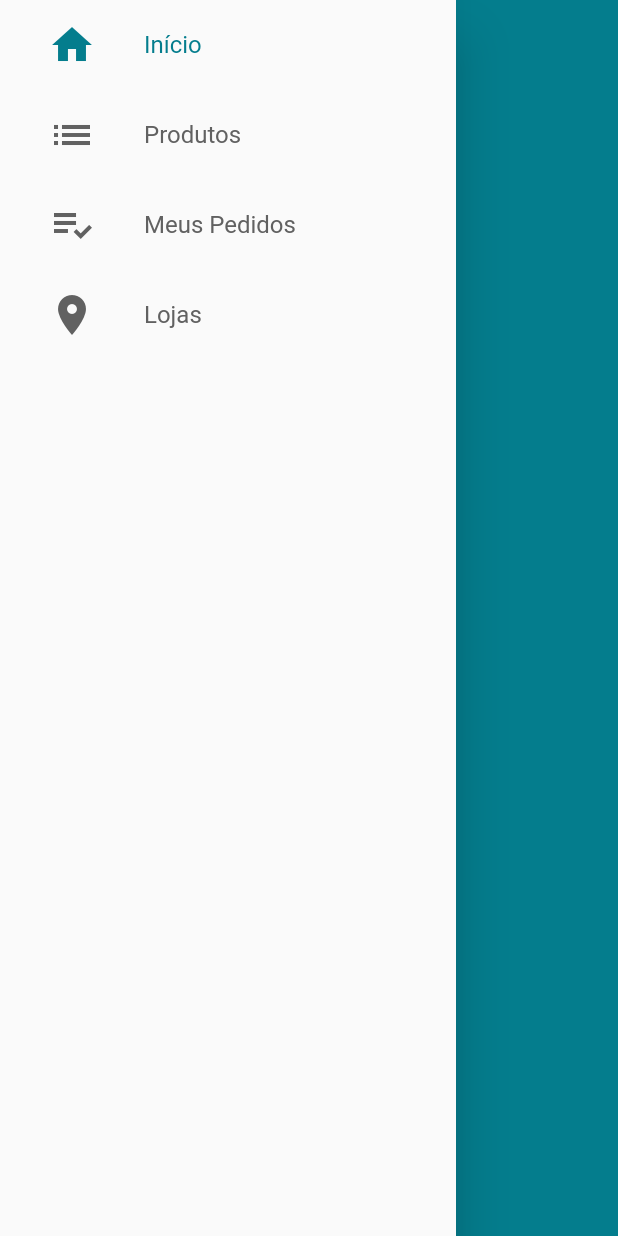
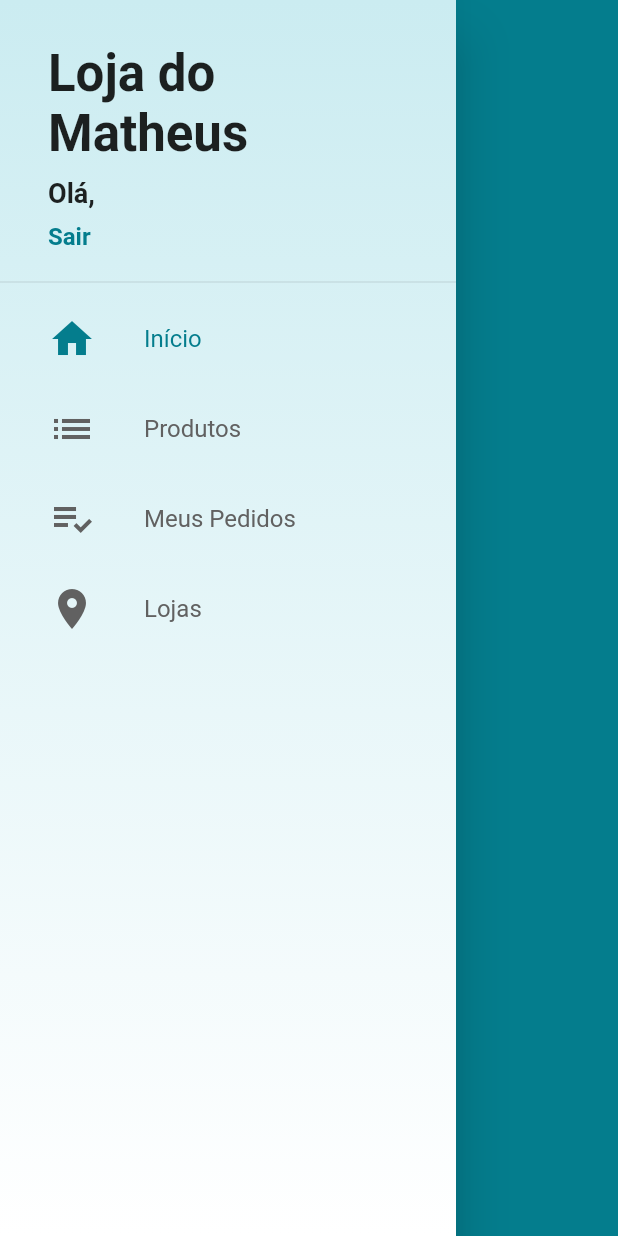
Before and after one commit to matheusmhmelo/flutter-ecommerce, a Flutter app: the CustomDrawer widget shown alone on an empty page, opened directly, on a phone screen of 412 x 824 dp. Run offline on Flutter 3.47's test engine with Material 2 defaults, Android fonts, the phone set to English and light mode, and no system bars; our stand-ins replace carousel_pro, cloud_firestore, firebase_auth; accounts and stored records are empty.

```diff
--- a/lib/common/custom_drawer/custom_drawer.dart
+++ b/lib/common/custom_drawer/custom_drawer.dart
@@ -1,12 +1,29 @@
 import 'package:flutter/material.dart';
+import 'package:loja_virtual/common/custom_drawer/custom_drawer_header.dart';
 import 'package:loja_virtual/common/custom_drawer/drawer_tile.dart';
 
 class CustomDrawer extends StatelessWidget {
   @override
   Widget build(BuildContext context) {
     return Drawer(
-      child: ListView(
+      child: Stack(
         children: <Widget>[
+          Container(
+            decoration: const BoxDecoration(
+              gradient: LinearGradient(
+                colors: [
+                  Color.fromARGB(255, 203, 236, 241),
+                  Colors.white,
+                ],
+                begin: Alignment.topCenter,
+                end: Alignment.bottomCenter
+              )
+            ),
+          ),
+          ListView(
+            children: <Widget>[
+              CustomDrawerHeader(),
+              const Divider(),
               DrawerTile(iconData: Icons.home,
                 title: 'Início', page: 0,),
               DrawerTile(iconData: Icons.list,
@@ -17,6 +34,8 @@ class CustomDrawer extends StatelessWidget {
                   title: 'Lojas', page: 3),
             ],
           ),
+        ],
+      ),
     );
   }
 }
--- /dev/null
+++ b/lib/common/custom_drawer/custom_drawer_header.dart
@@ -0,0 +1,58 @@
+import 'package:flutter/material.dart';
+import 'package:loja_virtual/models/user_manager.dart';
+import 'package:provider/provider.dart';
+
+class CustomDrawerHeader extends StatelessWidget {
+  @override
+  Widget build(BuildContext context) {
+    return Container(
+      padding: const EdgeInsets.fromLTRB(32, 24, 16, 8),
+      height: 180,
+      child: Consumer<UserManager>(
+        builder: (_, userManager, __){
+          return Column(
+            crossAxisAlignment: CrossAxisAlignment.start,
+            mainAxisAlignment: MainAxisAlignment.spaceAround,
+            children: <Widget>[
+              const Text(
+                "Loja do\nMatheus",
+                style: TextStyle(
+                    fontSize: 34,
+                    fontWeight: FontWeight.bold
+                ),
+              ),
+              Text(
+                "Olá, ${userManager.user?.name ?? ""}",
+                overflow: TextOverflow.ellipsis,
+                maxLines: 2,
+                style: const TextStyle(
+                  fontSize: 18,
+                  fontWeight: FontWeight.bold
+                ),
+              ),
+              GestureDetector(
+                onTap: (){
+                  if(userManager.isLogedIn){
+                    userManager.signOut();
+                  } else {
+                    Navigator.of(context).pushNamed("/login");
+                  }
+                },
+                child: Text(
+                  userManager.isLogedIn
+                      ? "Sair"
+                      : "Entre ou Cadastre-se",
+                  style: TextStyle(
+                    color: Theme.of(context).primaryColor,
+                    fontSize: 16,
+                    fontWeight: FontWeight.bold
+                  ),
+                ),
+              )
+            ],
+          );
+        },
+      )
+    );
+  }
+}
--- /dev/null
+++ b/lib/models/product.dart
@@ -0,0 +1,18 @@
+import 'package:cloud_firestore/cloud_firestore.dart';
+
+class Product {
+
+  Product.fromDocument(DocumentSnapshot document){
+    id = document.documentID;
+    name = document["name"] as String;
+    description = document["description"] as String;
+
+    images = List<String>.from(document.data["images"] as List<dynamic>);
+  }
+
+  String id;
+  String name;
+  String description;
+  List<String> images;
+
+}
--- a/lib/models/user.dart
+++ b/lib/models/user.dart
@@ -1,8 +1,34 @@
+import 'package:cloud_firestore/cloud_firestore.dart';
+
 class User {
 
-  User({this.email, this.password});
+  User({this.email, this.password, this.name, this.id});
 
+  User.fromDocument(DocumentSnapshot document){
+    id = document.documentID;
+    name = document.data["name"] as String;
+    email = document.data["email"] as String;
+  }
+
+  String id;
   String email;
+  String name;
   String password;
 
+  String confirmPassword;
+
+  DocumentReference get firestoreRef =>
+    Firestore.instance.document('users/$id');
+
+  Future<void> saveData() async{
+    await firestoreRef.setData(toMap());
+  }
+
+  Map<String, dynamic> toMap(){
+    return {
+      "name": name,
+      "email": email,
+    };
+  }
+
 }
--- a/lib/screens/base/base_screen.dart
+++ b/lib/screens/base/base_screen.dart
@@ -2,6 +2,7 @@ import 'package:flutter/material.dart';
 import 'package:loja_virtual/common/custom_drawer/custom_drawer.dart';
 import 'package:loja_virtual/models/page_manager.dart';
 import 'package:loja_virtual/screens/login/login_screen.dart';
+import 'package:loja_virtual/screens/products/products_screen.dart';
 import 'package:provider/provider.dart';
 
 class BaseScreen extends StatelessWidget {
@@ -16,13 +17,13 @@ class BaseScreen extends StatelessWidget {
         controller: pageController,
         physics: const NeverScrollableScrollPhysics(),
         children: <Widget>[
-          LoginScreen(),
           Scaffold(
             drawer: CustomDrawer(),
             appBar: AppBar(
-              title: const Text("Home2"),
+              title: const Text("Home"),
             ),
           ),
+          ProductsScreen(),
           Scaffold(
             drawer: CustomDrawer(),
             appBar: AppBar(
```
Also changed, not shown: lib/main.dart (+40 -3 lines), lib/models/product_manager.dart (added, +51 -0 lines), lib/models/user_manager.dart (+37 -8 lines), lib/screens/login/login_screen.dart (+13 -1 lines), lib/screens/product/product_screen.dart (added, +89 -0 lines), lib/screens/products/components/product_list_tile.dart (added, +69 -0 lines), lib/screens/products/components/search_dialog.dart (added, +41 -0 lines), lib/screens/products/products_screen.dart (added, +90 -0 lines), lib/screens/signup/signup_screen.dart (added, +149 -0 lines), pubspec.yaml (+4 -3 lines), pubspec.lock. Lines whose indentation alone changed are shown as unchanged.
